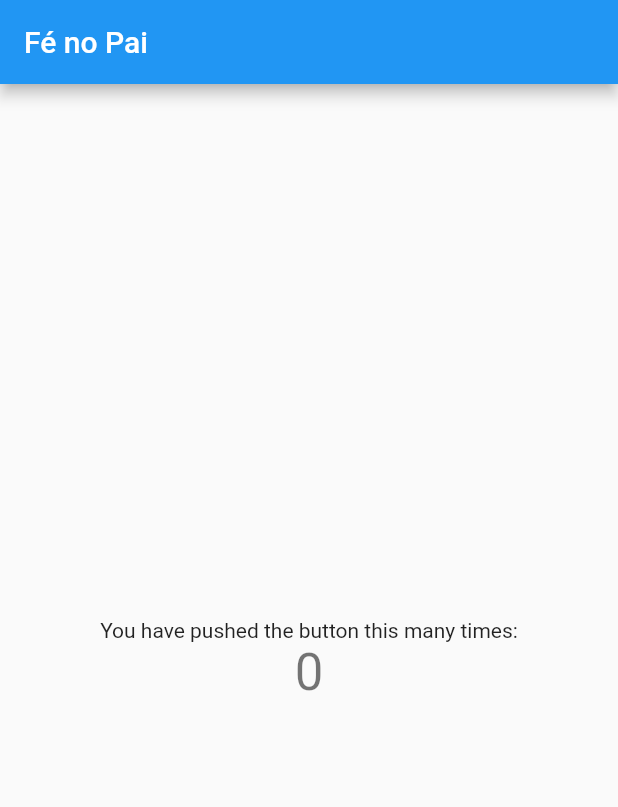
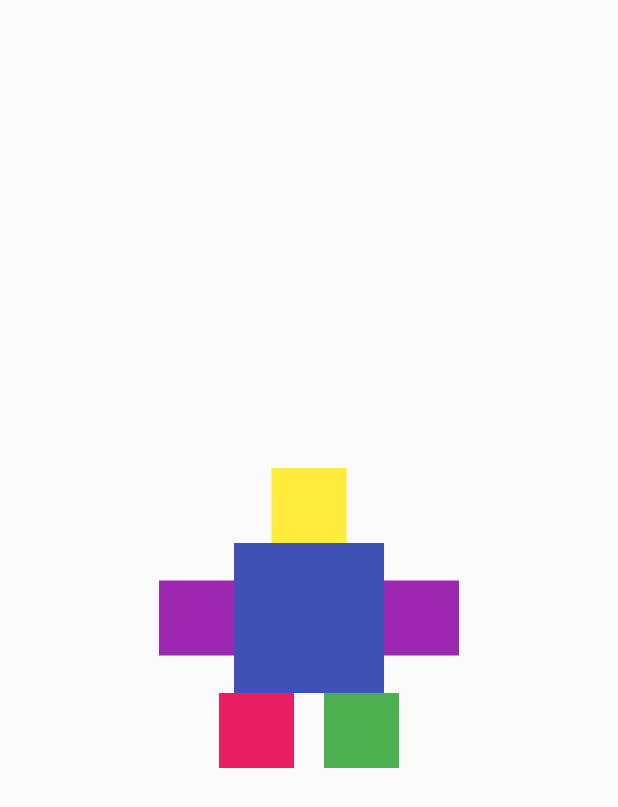
Before and after one commit to matiasfilho81/fe_no_pai, a Flutter app: the screen it shows after launch, on a phone screen of 412 x 824 dp. Shown: the top 807 px of the screen. Run offline on Flutter 3.47's test engine with Material 2 defaults, Android fonts, the phone set to English and light mode, and no system bars.

Commit message:
desenho do robozinho

```diff
--- a/lib/home.dart
+++ b/lib/home.dart
@@ -21,19 +21,64 @@ class _MyHomePageState extends State<MyHomePage> {
   @override
   Widget build(BuildContext context) {
     return Scaffold(
-      appBar: AppBar(
-        title: Text(widget.title),
-      ),
+      // appBar: AppBar(
+      //   title: Text(widget.title),
+      // ),
       body: Center(
         child: Column(
           mainAxisAlignment: MainAxisAlignment.center,
-          children: <Widget>[
-            Text(
-              'You have pushed the button this many times:',
+          mainAxisSize: MainAxisSize.max,
+          children: [
+            Container(
+              color: Colors.yellow,
+              width: 50.0,
+              height: 50.0,
             ),
-            Text(
-              '$_counter',
-              style: Theme.of(context).textTheme.headline4,
+            Row(
+              mainAxisAlignment: MainAxisAlignment.center,
+              children: <Widget>[
+                Container(
+                  color: Colors.purple,
+                  width: 50.0,
+                  height: 50.0,
+                ),
+                Container(
+                  color: Colors.indigo,
+                  width: 100,
+                  height: 100,
+                ),
+                Container(
+                  color: Colors.purple,
+                  width: 50.0,
+                  height: 50.0,
+                ),
+
+                // Text(
+                //   'You have pushed the button this many times:',
+                // ),
+                // Text(
+                //   '$_counter',
+                //   style: Theme.of(context).textTheme.headline4,
+                // ),
+              ],
+            ),
+            Row(
+              mainAxisAlignment: MainAxisAlignment.center,
+              children: [
+                Container(
+                  color: Colors.pink,
+                  width: 50.0,
+                  height: 50.0,
+                ),
+                SizedBox(
+                  width: 20,
+                ),
+                Container(
+                  color: Colors.green,
+                  width: 50.0,
+                  height: 50.0,
+                ),
+              ],
             ),
           ],
         ),
```
